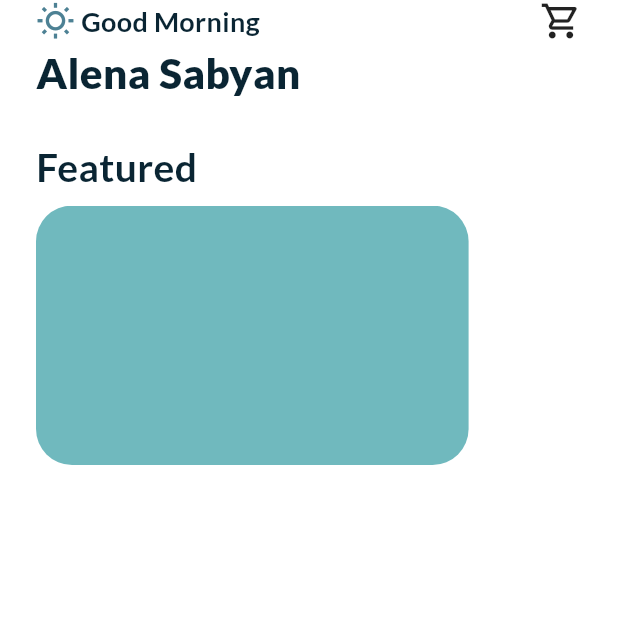
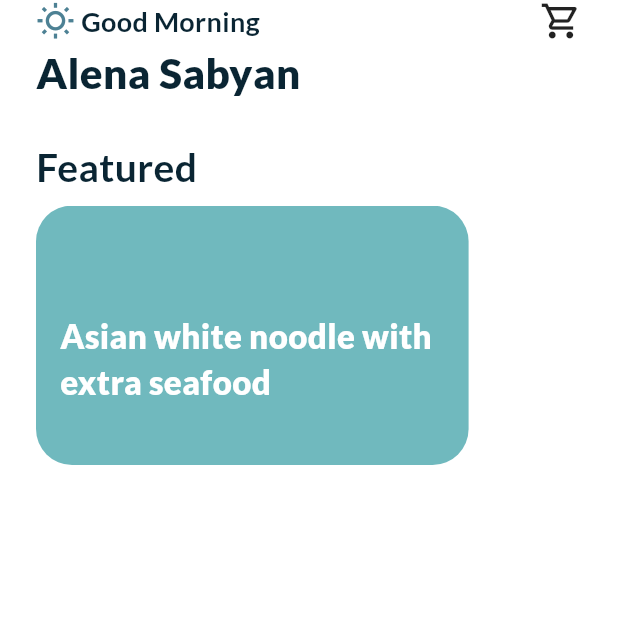
Before and after one commit to mano299/food_recipes, a Flutter app: the screen it shows after launch, on a phone screen of 412 x 824 dp, the top half of it. Run offline on Flutter 3.47's test engine with Material 3 defaults, Android fonts, the phone set to English and light mode, and no system bars; our stand-ins replace cloud_firestore, firebase_auth, firebase_core, flutter_svg, google_fonts, modal_progress_hud_nsn; accounts and stored records are empty.

Commit message:
featured list view item done

```diff
--- a/lib/app/core/utils/styles.dart
+++ b/lib/app/core/utils/styles.dart
@@ -6,6 +6,11 @@ class Styles {
     fontSize: 18,
     fontWeight: FontWeight.w600,
     color: kTextColor,
+  );
+  static const textStyle22 = TextStyle(
+    fontSize: 22,
+    fontWeight: FontWeight.w800,
+    color: Colors.white,
   );
   static const textStyle28 = TextStyle(
     fontSize: 28,
--- a/lib/app/features/home/presentation/home_view.dart
+++ b/lib/app/features/home/presentation/home_view.dart
@@ -1,5 +1,5 @@
 import 'package:flutter/material.dart';
-import 'package:food_recipes/app/features/home/presentation/widgets/homr_view_body.dart';
+import 'package:food_recipes/app/features/home/presentation/widgets/home_view_body.dart';
 
 class HomeView extends StatelessWidget {
   const HomeView({super.key});
--- /dev/null
+++ b/lib/app/features/home/presentation/widgets/featured_list_view_item.dart
@@ -0,0 +1,32 @@
+import 'package:flutter/material.dart';
+import 'package:food_recipes/app/core/utils/styles.dart';
+
+class FeaturedListViewItem extends StatelessWidget {
+  const FeaturedListViewItem({super.key});
+
+  @override
+  Widget build(BuildContext context) {
+    return Container(
+      height: MediaQuery.of(context).size.height * 0.21,
+      width: MediaQuery.of(context).size.height * 0.35,
+      decoration: BoxDecoration(
+        borderRadius: BorderRadius.circular(24),
+        image: DecorationImage(
+            image: AssetImage('assets/photos/background.png'),
+            fit: BoxFit.fill),
+      ),
+      child: Padding(
+        padding: const EdgeInsets.only(left: 16.0, top: 32, right: 16),
+        child: Align(
+          alignment: Alignment.centerLeft,
+          child: Text(
+            'Asian white noodle with extra seafood',
+            style: Styles.textStyle22,
+            maxLines: 2,
+
+          ),
+        ),
+      ),
+    );
+  }
+}
--- a/lib/app/features/home/presentation/widgets/homr_view_body.dart
+++ b/lib/app/features/home/presentation/widgets/home_view_body.dart
@@ -1,6 +1,7 @@
 import 'package:flutter/material.dart';
 import 'package:food_recipes/app/core/utils/styles.dart';
 import 'package:food_recipes/app/features/home/presentation/widgets/custom_app_bar.dart';
+import 'package:food_recipes/app/features/home/presentation/widgets/featured_list_view_item.dart';
 
 class HomrViewBody extends StatelessWidget {
   const HomrViewBody({super.key});
@@ -28,21 +29,3 @@ class HomrViewBody extends StatelessWidget {
     );
   }
 }
-
-class FeaturedListViewItem extends StatelessWidget {
-  const FeaturedListViewItem({super.key});
-
-  @override
-  Widget build(BuildContext context) {
-    return Container(
-      height: MediaQuery.of(context).size.height * 0.21,
-      width: MediaQuery.of(context).size.height * 0.35,
-      decoration: BoxDecoration(
-          borderRadius: BorderRadius.circular(24),
-          image: DecorationImage(
-            image: AssetImage('assets/photos/background.png'),
-            fit: BoxFit.fill
-          )),
-    );
-  }
-}
```
